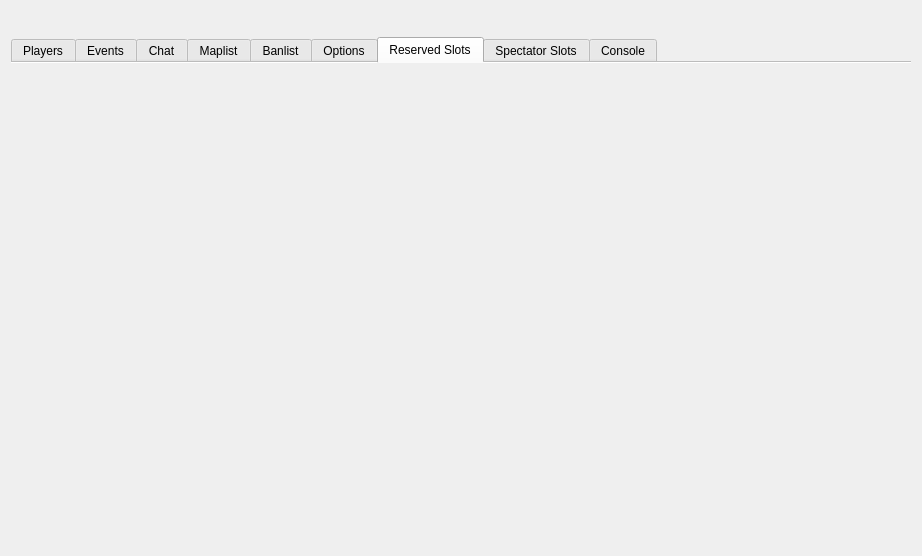
Qt form Client/bf4/BF4.ui (OpenRcon/OpenRcon) before a commit.
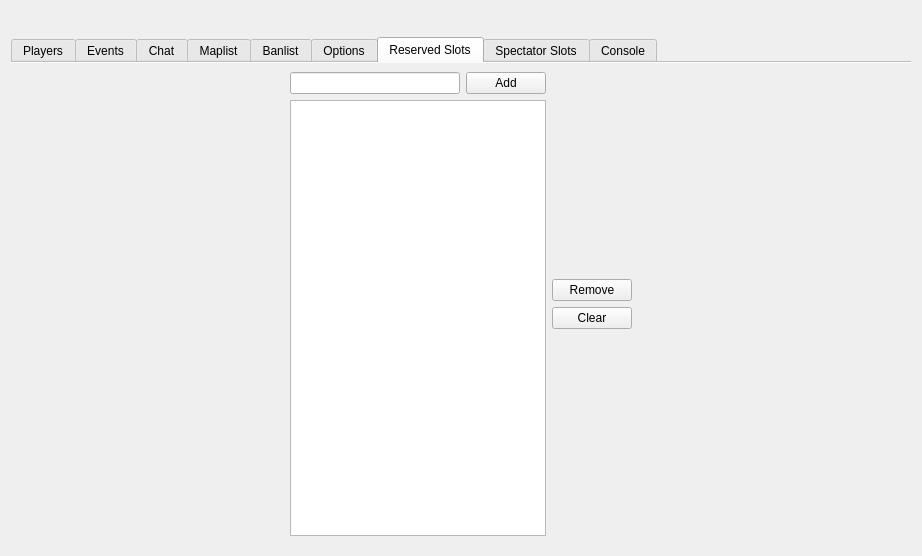
The same form after that commit. The open tabs and pages were chosen to show the change. Icons and pictures are not drawn.

The edit to the form file:
```diff
--- a/Client/bf4/BF4.ui
+++ b/Client/bf4/BF4.ui
@@ -574,6 +574,99 @@
       <attribute name="title">
        <string>Reserved Slots</string>
       </attribute>
+      <layout class="QGridLayout" name="gridLayout_12">
+       <item row="0" column="0">
+        <spacer name="horizontalSpacer_3">
+         <property name="orientation">
+          <enum>Qt::Horizontal</enum>
+         </property>
+         <property name="sizeHint" stdset="0">
+          <size>
+           <width>40</width>
+           <height>20</height>
+          </size>
+         </property>
+        </spacer>
+       </item>
+       <item row="0" column="3">
+        <spacer name="horizontalSpacer_5">
+         <property name="orientation">
+          <enum>Qt::Horizontal</enum>
+         </property>
+         <property name="sizeHint" stdset="0">
+          <size>
+           <width>40</width>
+           <height>20</height>
+          </size>
+         </property>
+        </spacer>
+       </item>
+       <item row="0" column="1">
+        <layout class="QGridLayout" name="gridLayout_6">
+         <item row="0" column="0">
+          <widget class="QLineEdit" name="lineEdit"/>
+         </item>
+         <item row="0" column="1" colspan="3">
+          <widget class="QPushButton" name="pushButton_3">
+           <property name="text">
+            <string>Add</string>
+           </property>
+          </widget>
+         </item>
+         <item row="0" column="4" rowspan="3">
+          <layout class="QVBoxLayout" name="verticalLayout">
+           <item>
+            <spacer name="verticalSpacer_4">
+             <property name="orientation">
+              <enum>Qt::Vertical</enum>
+             </property>
+             <property name="sizeHint" stdset="0">
+              <size>
+               <width>20</width>
+               <height>40</height>
+              </size>
+             </property>
+            </spacer>
+           </item>
+           <item>
+            <layout class="QVBoxLayout" name="verticalLayout_7">
+             <item>
+              <widget class="QPushButton" name="pushButton">
+               <property name="text">
+                <string>Remove</string>
+               </property>
+              </widget>
+             </item>
+             <item>
+              <widget class="QPushButton" name="pushButton_2">
+               <property name="text">
+                <string>Clear</string>
+               </property>
+              </widget>
+             </item>
+            </layout>
+           </item>
+           <item>
+            <spacer name="verticalSpacer_5">
+             <property name="orientation">
+              <enum>Qt::Vertical</enum>
+             </property>
+             <property name="sizeHint" stdset="0">
+              <size>
+               <width>20</width>
+               <height>40</height>
+              </size>
+             </property>
+            </spacer>
+           </item>
+          </layout>
+         </item>
+         <item row="1" column="0" rowspan="2" colspan="4">
+          <widget class="QListWidget" name="listWidget"/>
+         </item>
+        </layout>
+       </item>
+      </layout>
      </widget>
      <widget class="QWidget" name="tab_ss">
       <attribute name="title">
```
Left out of the diff: 279 changed lines with no effect on the pictures.
